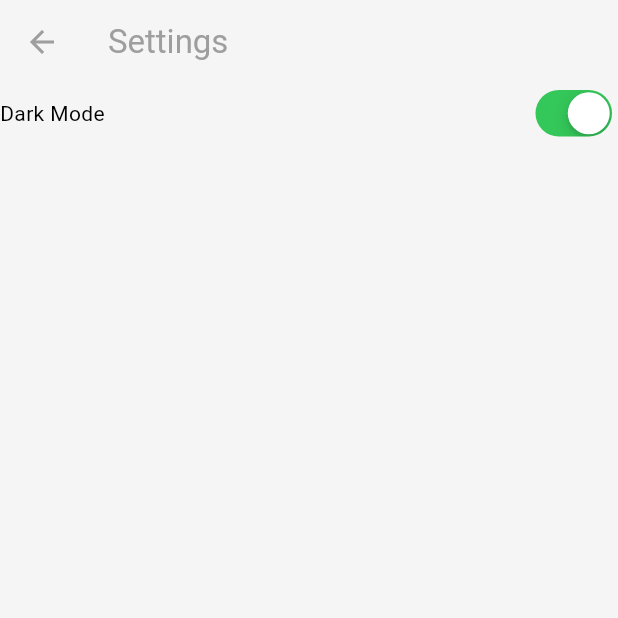
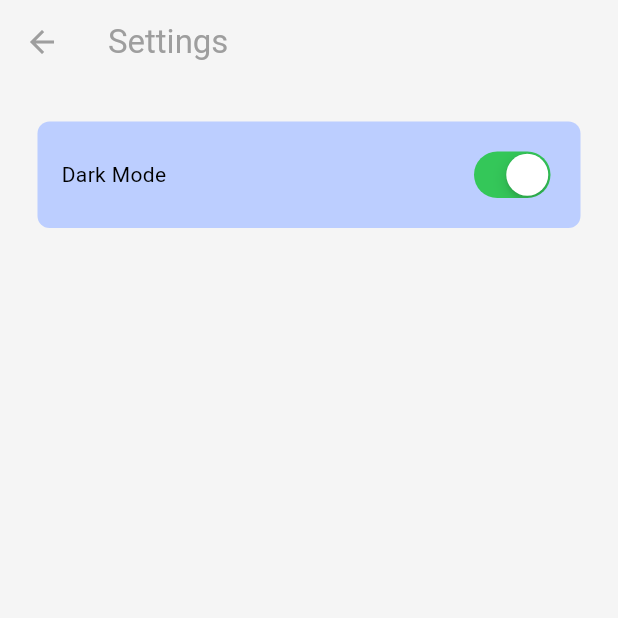
Before and after one commit to Rizz-33/Whispr., a Flutter app: the screen it shows once a user with an empty profile is signed in, in the side drawer, after a tap on "S E T T I N G S", on a phone screen of 412 x 824 dp, the top half of it. Run offline on Flutter 3.47's test engine with Material 3 defaults, Android fonts, the phone set to English and light mode, and no system bars; our stand-ins replace cloud_firestore, firebase_auth, firebase_core; accounts and stored records are empty.

Commit message:
modify: container style

```diff
--- a/lib/pages/settings.dart
+++ b/lib/pages/settings.dart
@@ -14,7 +14,14 @@ class SettingsPage extends StatelessWidget {
         foregroundColor: Colors.grey,
         elevation: 0,
       ),
-      body: Row(
+      body: Container(
+        decoration: BoxDecoration(
+          color: Theme.of(context).colorScheme.secondary,
+          borderRadius: BorderRadius.circular(8),
+        ),
+        margin: EdgeInsets.all(25),
+        padding: EdgeInsets.all(16),
+        child: Row(
           mainAxisAlignment: MainAxisAlignment.spaceBetween,
           children: [
             //dark mode
@@ -26,6 +33,7 @@ class SettingsPage extends StatelessWidget {
             })
           ],
         ),
+      ),
     );
   }
 }
```
Lines whose indentation alone changed are shown as unchanged.
